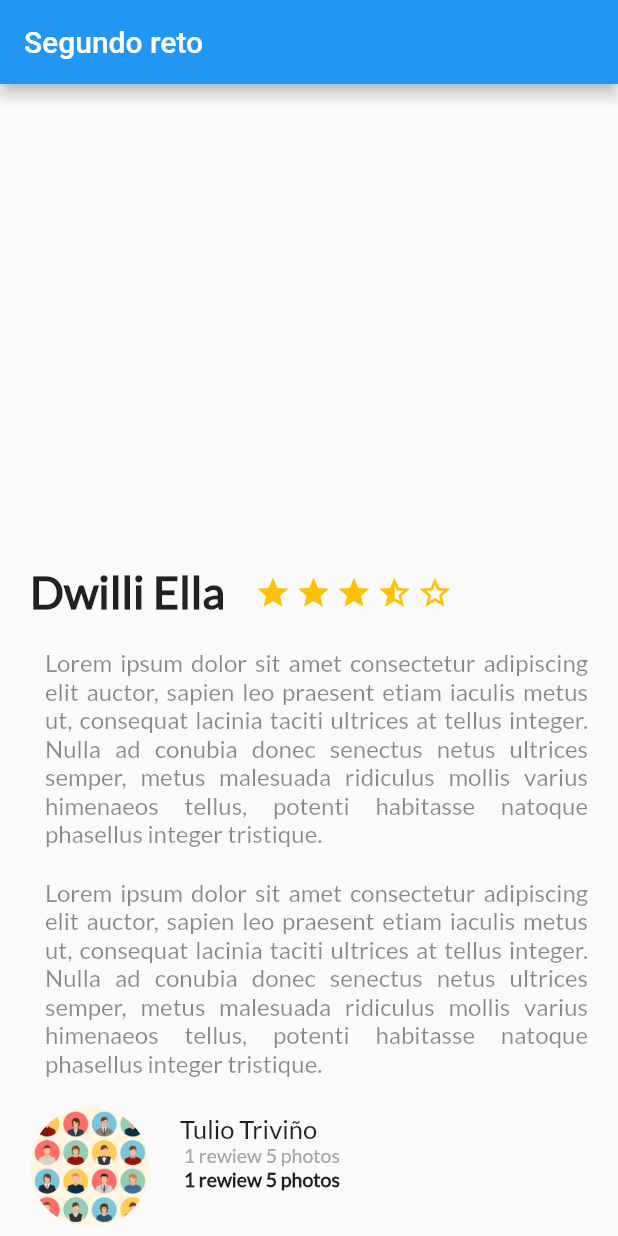
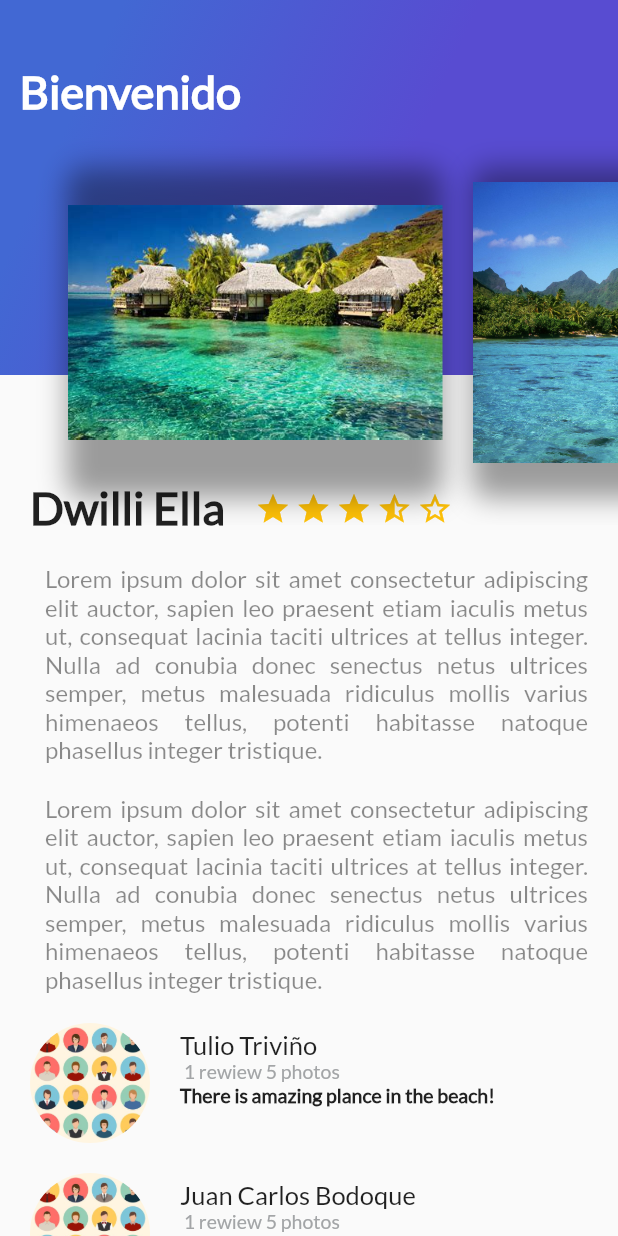
Before and after one commit to Jhogakuse/Platzi_trips_app, a Flutter app: the screen it shows after launch, on a phone screen of 412 x 824 dp. Run offline on Flutter 3.47's test engine with Material 2 defaults, Android fonts, the phone set to English and light mode, and no system bars.

Commit message:
A beauty slide

```diff
--- /dev/null
+++ b/lib/card_image.dart
@@ -0,0 +1,32 @@
+import 'package:flutter/material.dart';
+
+class CardImage extends StatelessWidget{
+  String pathImg = "assets/img/p_playa_001.jpg";
+  CardImage(this.pathImg);
+  @override
+  Widget build(BuildContext context) {
+    final card = Container(
+      height: 350.0,
+      width: 250.0,
+      margin: EdgeInsets.only(
+        top: 80.0,
+        left: 20.0,
+      ),
+      decoration: BoxDecoration(
+        image: DecorationImage(
+          image: AssetImage(pathImg),
+        ),
+        borderRadius: BorderRadius.all(Radius.circular(10.0)),
+        shape: BoxShape.rectangle,
+        boxShadow: [
+          BoxShadow(
+            color: Colors.black38,
+            blurRadius: 15.0,
+            offset: Offset(0.0, 7.0),
+          ),
+        ]
+      ),
+    );
+    return card;
+  }
+}
--- /dev/null
+++ b/lib/card_image_list.dart
@@ -0,0 +1,24 @@
+import 'package:flutter/material.dart';
+import 'card_image.dart';
+
+class CardImageList extends StatelessWidget{
+  @override
+  Widget build(BuildContext context) {
+    // TODO: implement build
+    return Container(
+      height: 350.0,
+      child: ListView(
+        padding: EdgeInsets.all(25.0),
+        scrollDirection: Axis.horizontal,
+        children: [
+          CardImage("assets/img/p_playa_001.jpeg"),
+          CardImage("assets/img/p_playa_002.jpeg"),
+          CardImage("assets/img/p_playa_003.jpg"),
+          CardImage("assets/img/p_montania_001.jpeg"),
+          CardImage("assets/img/p_montania_002.jpg"),
+          CardImage("assets/img/p_cataratas_001.jpg"),
+        ],
+      ),
+    );
+  }
+}
--- /dev/null
+++ b/lib/gradient_back.dart
@@ -0,0 +1,36 @@
+import 'package:flutter/material.dart';
+
+class GradientBack extends StatelessWidget{
+  String title = "Popular";
+  GradientBack(this.title);
+  @override
+  Widget build(BuildContext context) {
+    return Container(
+      height: 250.0,
+      decoration: BoxDecoration(
+        gradient: LinearGradient(
+          colors: [
+            Color(0xFF4268D3),
+            Color(0xFF584CD1),
+          ],
+          begin: FractionalOffset(0.2, 0.0),
+          end: FractionalOffset(1.0, 0.6),
+          stops: [0.0, 0.6],
+          tileMode: TileMode.clamp,
+        ),
+      ),
+
+      child: Text(
+        title,
+        style:TextStyle(
+          color: Colors.white,
+          fontSize: 30.0,
+          fontFamily: "Lato",
+          fontWeight: FontWeight.bold,
+        ),
+      ),
+
+      alignment: Alignment(-0.9, -0.6),
+    );
+  }
+}
--- /dev/null
+++ b/lib/header_appbar.dart
@@ -0,0 +1,15 @@
+import 'package:flutter/material.dart';
+import 'gradient_back.dart';
+import 'card_image_list.dart';
+
+class HeaderAppBar extends StatelessWidget{
+  @override
+  Widget build(BuildContext context) {
+    return Stack(
+      children: [
+        GradientBack("Bienvenido"),
+        CardImageList(),
+      ],
+    );
+  }
+}
--- a/lib/main.dart
+++ b/lib/main.dart
@@ -1,6 +1,7 @@
 import 'package:flutter/material.dart';
 import 'desciption_place.dart';
 import 'review_list.dart';
+import 'header_appbar.dart';
 
 void main() {
   runApp(MyApp());
@@ -29,10 +30,14 @@ class MyApp extends StatelessWidget {
         visualDensity: VisualDensity.adaptivePlatformDensity,
       ),
       home: Scaffold(
+        /*
         appBar: AppBar(
           title: Text("Segundo reto"),
         ),
-        body: ListView(
+         */
+        body: Stack(
+          children: [
+            ListView(
               children: [
                 new DescriptionPlace(
                   "Dwilli Ella",
@@ -45,6 +50,9 @@ class MyApp extends StatelessWidget {
                       "potenti habitasse natoque phasellus integer tristique.",
                 ),
                 new ReviewList(),
+              ],
+            ),
+            HeaderAppBar(),
           ],
         ),
       )//MyHomePage(title: 'Flutter Demo Home Page'),
--- a/lib/review.dart
+++ b/lib/review.dart
@@ -14,7 +14,7 @@ class Review extends StatelessWidget{
         left: 20.0,
       ),
       child: Text(
-        details,
+        comment,
         textAlign: TextAlign.left,
         style: TextStyle(
           fontFamily: "Lato",
```
Also changed, not shown: assets/img/p_cataratas_001.jpg (added), assets/img/p_montania_001.jpeg (added), assets/img/p_montania_002.jpg (added), assets/img/p_playa_001.jpeg (added), assets/img/p_playa_002.jpeg (added), assets/img/p_playa_003.jpg (added), 1 other file. Lines whose indentation alone changed are shown as unchanged.
